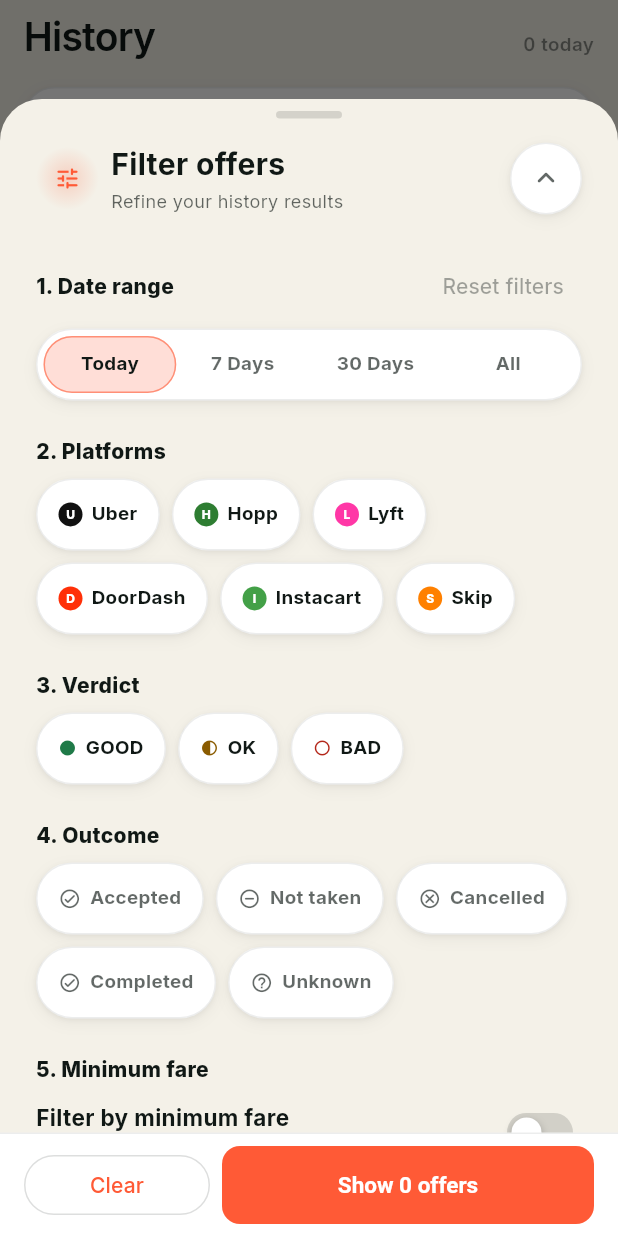
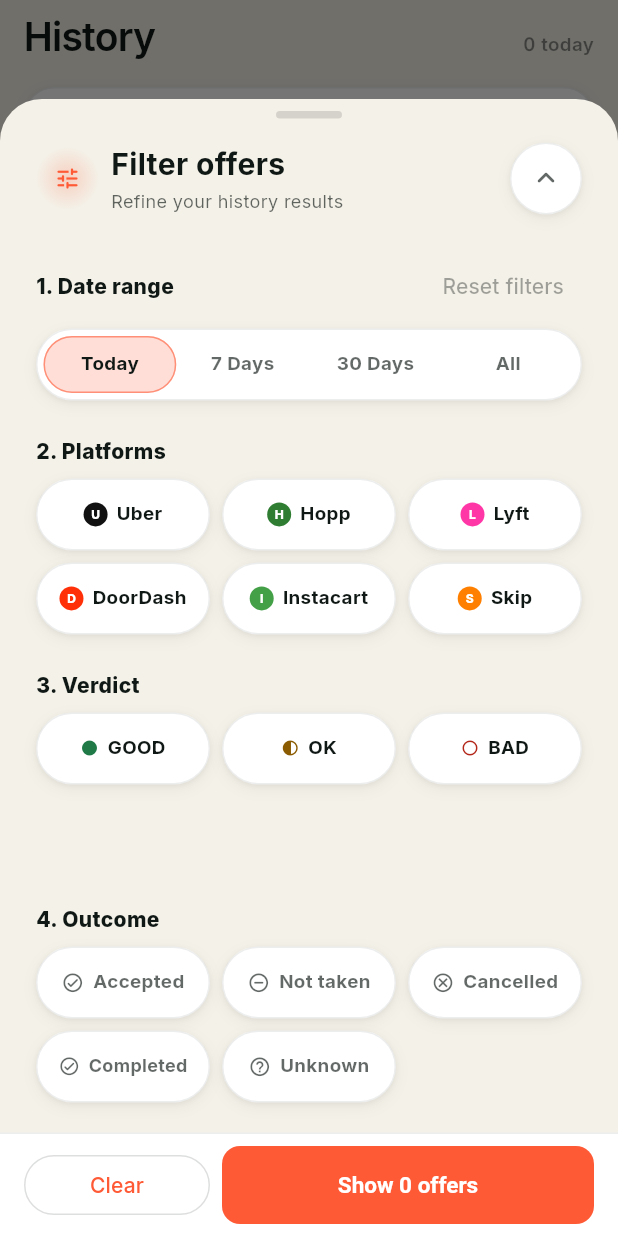
Before and after one commit to cuproud/foxyco, a Flutter app: the HistoryScreen widget shown alone on an empty page, opened directly, after a tap on "Filters", on a phone screen of 412 x 824 dp. Run offline on Flutter 3.47's test engine with Material 3 defaults, Android fonts, the phone set to English and light mode, and no system bars; our stand-ins replace basic_utils, cloud_firestore, firebase_auth, firebase_core, flutter_riverpod, go_router and 4 more; missing offline and left inert: in_app_purchase_android; accounts and stored records are empty; network calls fail.

Commit message:
feat(ui): compact history controls

```diff
--- a/lib/ui/history/history_screen.dart
+++ b/lib/ui/history/history_screen.dart
@@ -215,6 +215,8 @@
                 onShowAll: all.isEmpty ? null : () => setState(_resetFilters),
               )
             else ...[
+              const _SummaryHeading(),
+              const SizedBox(height: Gap.sm),
               _StatsCard(stats: stats),
               const SizedBox(height: Gap.sm),
               _HourlyChart(offers: filtered),
@@ -748,6 +750,23 @@
   );
 }
 
+class _ThreeColumnGrid extends StatelessWidget {
+  const _ThreeColumnGrid({required this.children});
+
+  final List<Widget> children;
+
+  @override
+  Widget build(BuildContext context) => GridView.count(
+    crossAxisCount: 3,
+    mainAxisSpacing: Gap.sm,
+    crossAxisSpacing: Gap.sm,
+    mainAxisExtent: 48,
+    shrinkWrap: true,
+    physics: const NeverScrollableScrollPhysics(),
+    children: children,
+  );
+}
+
 class _OutcomeChips extends StatelessWidget {
   const _OutcomeChips({required this.selected, required this.onChanged});
 
@@ -755,9 +774,7 @@
   final ValueChanged<HistoryOutcomeFilter> onChanged;
 
   @override
-  Widget build(BuildContext context) => Wrap(
-    spacing: Gap.sm,
-    runSpacing: Gap.sm,
+  Widget build(BuildContext context) => _ThreeColumnGrid(
     children: [
       for (final value in HistoryOutcomeFilter.values.skip(1)) _chip(value),
     ],
@@ -794,6 +811,8 @@
             ),
             boxShadow: active ? null : Shadows.soft,
           ),
+          child: FittedBox(
+            fit: BoxFit.scaleDown,
             child: Row(
               mainAxisSize: MainAxisSize.min,
               children: [
@@ -818,6 +837,7 @@
                   ),
                 ),
               ],
+            ),
           ),
         ),
       ),
@@ -919,9 +939,7 @@
 
   @override
   Widget build(BuildContext context) {
-    return Wrap(
-      spacing: Gap.sm,
-      runSpacing: Gap.sm,
+    return _ThreeColumnGrid(
       children: [for (final p in availableApps) _chip(p, p.label)],
     );
   }
@@ -946,6 +964,8 @@
           ),
           boxShadow: active ? null : Shadows.soft,
         ),
+        child: FittedBox(
+          fit: BoxFit.scaleDown,
           child: Row(
             mainAxisSize: MainAxisSize.min,
             children: [
@@ -962,6 +982,7 @@
                 ),
               ),
             ],
+          ),
         ),
       ),
     );
@@ -982,9 +1003,7 @@
 
   @override
   Widget build(BuildContext context) {
-    return Wrap(
-      spacing: Gap.sm,
-      runSpacing: Gap.sm,
+    return _ThreeColumnGrid(
       children: [
         for (final v in const [Verdict.good, Verdict.ok, Verdict.bad]) _chip(v),
         trailing,
@@ -1013,6 +1032,8 @@
           ),
           boxShadow: active ? null : Shadows.soft,
         ),
+        child: FittedBox(
+          fit: BoxFit.scaleDown,
           child: Row(
             mainAxisSize: MainAxisSize.min,
             children: [
@@ -1033,6 +1054,7 @@
                 ),
               ),
             ],
+          ),
         ),
       ),
     );
@@ -1930,6 +1952,24 @@
 /// Shift-summary rollup over the CURRENTLY FILTERED offers, so the numbers
 /// always mean "for the range/apps you picked". Count-only + two derived
 /// figures — no graphs (MVP).
+class _SummaryHeading extends StatelessWidget {
+  const _SummaryHeading();
+
+  @override
+  Widget build(BuildContext context) => Row(
+    children: [
+      const Icon(Icons.insights_rounded, size: 16, color: FoxColors.brandFox),
+      const SizedBox(width: Gap.sm),
+      Text(
+        'SUMMARY',
+        style: Theme.of(
+          context,
+        ).textTheme.titleMedium?.copyWith(fontWeight: FontWeight.w800),
+      ),
+    ],
+  );
+}
+
 class _StatsCard extends ConsumerWidget {
   const _StatsCard({required this.stats});
 
@@ -1966,34 +2006,6 @@
         crossAxisAlignment: CrossAxisAlignment.start,
         children: [
           Row(
-            children: [
-              Container(
-                padding: const EdgeInsets.all(Gap.sm),
-                decoration: BoxDecoration(
-                  color: FoxColors.brandFox.withValues(alpha: 0.08),
-                  shape: BoxShape.circle,
-                  border: Border.all(
-                    color: FoxColors.brandFox.withValues(alpha: 0.18),
-                  ),
-                ),
-                child: const Icon(
-                  Icons.insights_rounded,
-                  size: 16,
-                  color: FoxColors.brandFox,
-                ),
-              ),
-              const SizedBox(width: Gap.sm),
-              Text(
-                'SUMMARY',
-                style: Theme.of(context).textTheme.labelSmall?.copyWith(
-                  color: FoxColors.brandFox,
-                  letterSpacing: 1.2,
-                ),
-              ),
-            ],
-          ),
-          const SizedBox(height: Gap.md),
-          Row(
             crossAxisAlignment: CrossAxisAlignment.start,
             children: [
               Expanded(
--- a/lib/ui/settings/about_content.dart
+++ b/lib/ui/settings/about_content.dart
@@ -36,7 +36,7 @@
 
 /// Version string. Kept as a plain const rather than adding a native plugin for
 /// one label; `about_content_test.dart` guards it against `pubspec.yaml` drift.
-const aboutVersion = '1.0.10 (build 69)';
+const aboutVersion = '1.0.10 (build 70)';
 
 const aboutSections = <AboutSection>[
   AboutSection(
--- a/pubspec.yaml
+++ b/pubspec.yaml
@@ -16,7 +16,7 @@
 # https://developer.apple.com/library/archive/documentation/General/Reference/InfoPlistKeyReference/Articles/CoreFoundationKeys.html
 # In Windows, build-name is used as the major, minor, and patch parts
 # of the product and file versions while build-number is used as the build suffix.
-version: 1.0.10+69
+version: 1.0.10+70
 
 environment:
   sdk: ^3.12.2
```
Also changed, not shown: lib/ui/history/offer_detail_sheet.dart (+9 -3 lines), lib/ui/rules/rules_screen.dart (+17 -4 lines), 2 other files. Lines whose indentation alone changed are shown as unchanged.
